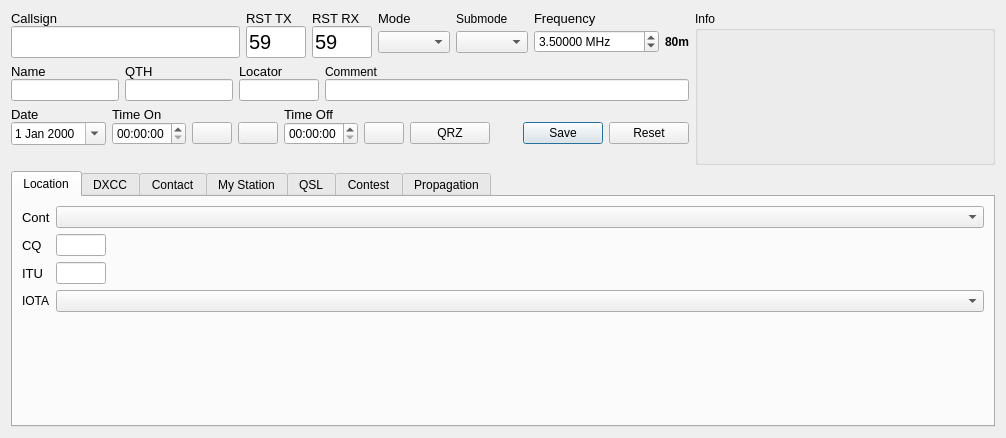
This is ui/NewContactWidget.ui in 7h0ma5/QLog as Qt 5 draws it before an edit. The edited form follows.
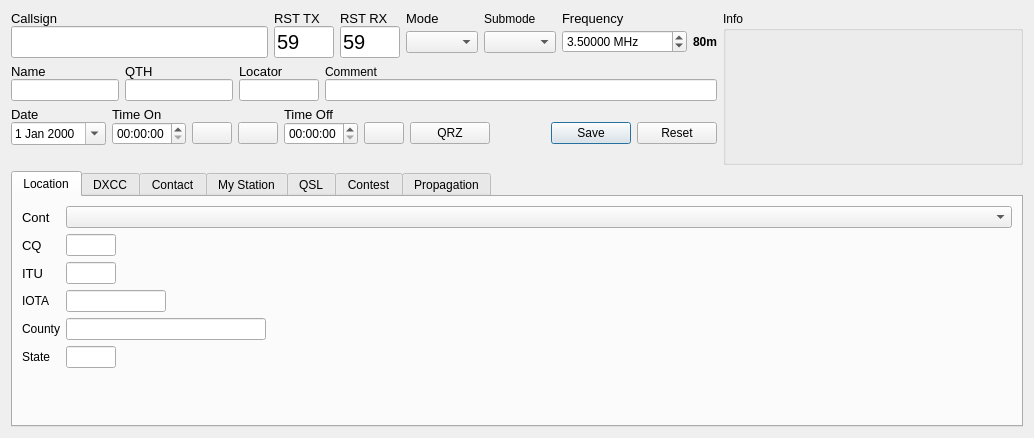
This is the edited form. Icons and pictures are not drawn. Custom widgets are drawn as their Qt base class.

Commit message: Fix new contact entry

```diff
--- a/ui/NewContactWidget.ui
+++ b/ui/NewContactWidget.ui
@@ -6,7 +6,7 @@
    <rect>
     <x>0</x>
     <y>0</y>
-    <width>1006</width>
+    <width>1034</width>
     <height>438</height>
    </rect>
   </property>
@@ -760,9 +760,6 @@
          </item>
         </widget>
        </item>
-       <item row="4" column="1">
-        <widget class="QComboBox" name="iotaEdit"/>
-       </item>
        <item row="4" column="0">
         <widget class="QLabel" name="iotaLabel">
          <property name="text">
@@ -770,6 +767,68 @@
          </property>
         </widget>
        </item>
+       <item row="5" column="0">
+        <widget class="QLabel" name="countyLabel">
+         <property name="text">
+          <string>County</string>
+         </property>
+        </widget>
+       </item>
+       <item row="6" column="0">
+        <widget class="QLabel" name="stateLabel">
+         <property name="text">
+          <string>State</string>
+         </property>
+        </widget>
+       </item>
+       <item row="5" column="1">
+        <widget class="QLineEdit" name="countyEdit">
+         <property name="sizePolicy">
+          <sizepolicy hsizetype="Fixed" vsizetype="Fixed">
+           <horstretch>0</horstretch>
+           <verstretch>0</verstretch>
+          </sizepolicy>
+         </property>
+         <property name="maximumSize">
+          <size>
+           <width>200</width>
+           <height>16777215</height>
+          </size>
+         </property>
+        </widget>
+       </item>
+       <item row="6" column="1">
+        <widget class="QLineEdit" name="stateEdit">
+         <property name="sizePolicy">
+          <sizepolicy hsizetype="Fixed" vsizetype="Fixed">
+           <horstretch>0</horstretch>
+           <verstretch>0</verstretch>
+          </sizepolicy>
+         </property>
+         <property name="maximumSize">
+          <size>
+           <width>50</width>
+           <height>16777215</height>
+          </size>
+         </property>
+        </widget>
+       </item>
+       <item row="4" column="1">
+        <widget class="QLineEdit" name="iotaEdit">
+         <property name="sizePolicy">
+          <sizepolicy hsizetype="Fixed" vsizetype="Fixed">
+           <horstretch>0</horstretch>
+           <verstretch>0</verstretch>
+          </sizepolicy>
+         </property>
+         <property name="maximumSize">
+          <size>
+           <width>100</width>
+           <height>16777215</height>
+          </size>
+         </property>
+        </widget>
+       </item>
       </layout>
      </widget>
      <widget class="QWidget" name="tab">
```
The commit also changes 1 other file.
